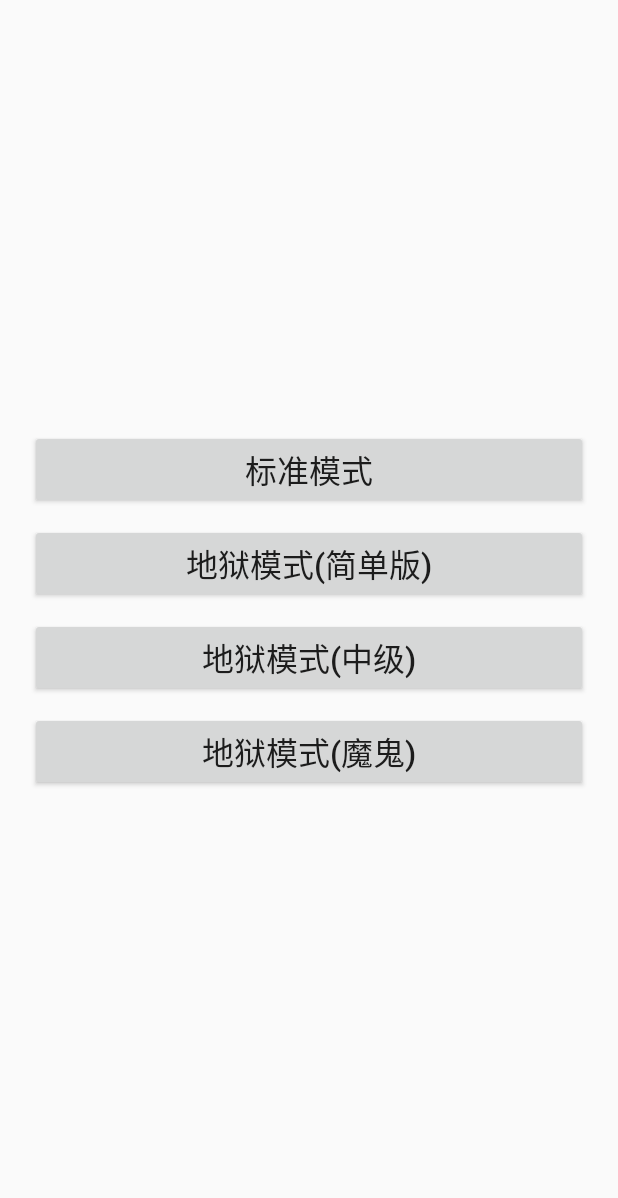
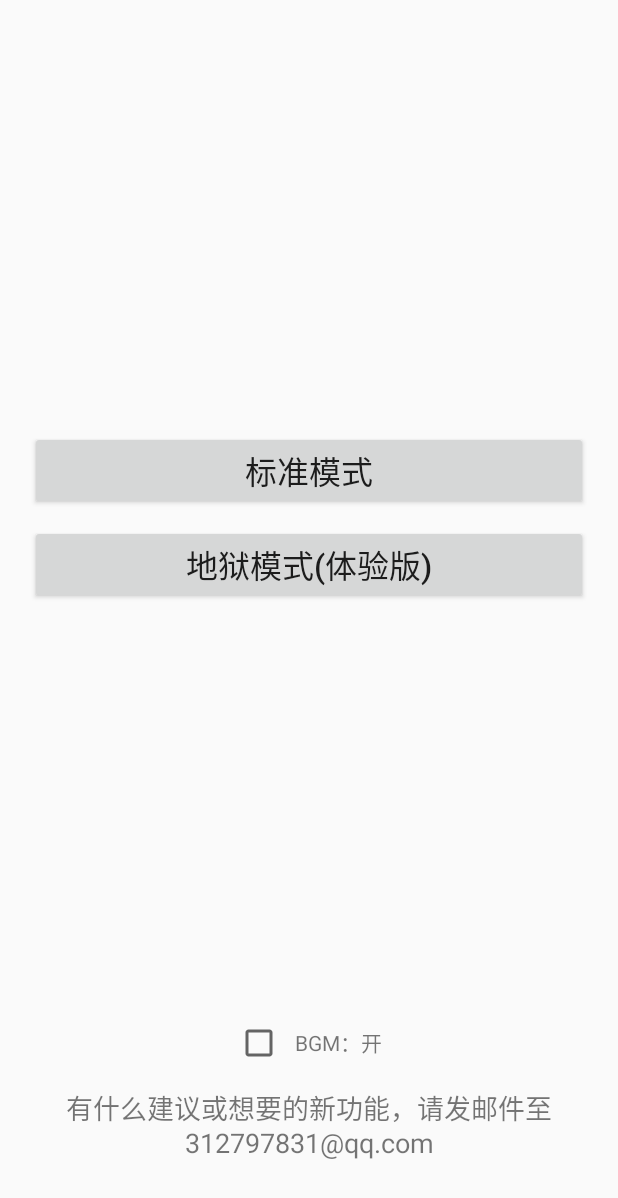
Before and after one commit to sunzhk/ColorTest, an Android app: the layout activity_mode_select.xml on its own in the app's theme, with its tools: preview values and no code run, on a phone screen of 412 x 824 dp. Shown: the top 1198 px of the screen. Run offline under Robolectric (Android 15) with nearby library versions, the phone set to English and light mode, and no system bars.

Commit message:
我也不记得做了多少优化反正就一起提交吧

```diff
--- a/app/build.gradle
+++ b/app/build.gradle
@@ -17,8 +17,8 @@ android {
         applicationId "com.sunzk.colortest"
         minSdkVersion 21
         targetSdkVersion 29
-        versionCode 12
-        versionName "2.1.0"
+        versionCode 14
+        versionName "2.3.0"
 
         testInstrumentationRunner "androidx.test.runner.AndroidJUnitRunner"
     }
--- a/app/src/main/java/com/sunzk/colortest/MainActivity.java
+++ b/app/src/main/java/com/sunzk/colortest/MainActivity.java
@@ -12,7 +12,7 @@ import com.sunzk.colortest.activity.ModeSelectActivity;
 
 import java.util.Calendar;
 
-public class MainActivity extends AppCompatActivity {
+public class MainActivity extends BaseActivity {
 
 	@Override
 	protected void onCreate(Bundle savedInstanceState) {
--- a/app/src/main/res/layout/activity_mode_select.xml
+++ b/app/src/main/res/layout/activity_mode_select.xml
@@ -26,7 +26,7 @@
 		android:gravity="center"
 		android:textSize="21sp"
 		android:layout_marginBottom="10dp"
-		android:text="地狱模式(简单版)"/>
+		android:text="地狱模式(体验版)"/>
 	<Button
 		android:id="@+id/activity_mode_select_bt_hell2"
 		android:layout_width="match_parent"
@@ -35,6 +35,7 @@
 		android:gravity="center"
 		android:textSize="21sp"
 		android:layout_marginBottom="10dp"
+		android:visibility="gone"
 		android:text="地狱模式(中级)"/>
 	<Button
 		android:id="@+id/activity_mode_select_bt_hell3"
@@ -44,6 +45,7 @@
 		android:gravity="center"
 		android:textSize="21sp"
 		android:layout_marginBottom="10dp"
+		android:visibility="gone"
 		android:text="地狱模式(魔鬼)"/>
 
 	<View
@@ -51,4 +53,34 @@
 		android:layout_height="0dp"
 		android:layout_weight="1"/>
 
+	<LinearLayout
+		android:layout_width="wrap_content"
+		android:layout_height="wrap_content"
+		android:layout_marginBottom="15dp"
+		android:gravity="center_vertical"
+		android:layout_gravity="center_horizontal">
+		<CheckBox
+			android:id="@+id/activity_mode_select_cb_bgm_switch"
+			android:layout_width="30dp"
+			android:layout_height="30dp"
+			android:layout_marginEnd="10dp"/>
+
+		<TextView
+			android:id="@+id/activity_mode_select_tv_bgm_switch"
+			android:layout_width="wrap_content"
+			android:layout_height="wrap_content"
+			android:text="@string/bgm_switch_on"/>
+
+	</LinearLayout>
+
+
+	<TextView
+		android:layout_width="match_parent"
+		android:layout_height="wrap_content"
+		android:gravity="center"
+		android:layout_marginBottom="30dp"
+		android:textSize="18sp"
+		android:text="@string/hint_send_suggestion_to_mail"
+		/>
+
 </LinearLayout>
```
Also changed, not shown: app/src/main/java/com/sunzk/colortest/BaseActivity.java (added, +60 -0 lines), app/src/main/java/com/sunzk/colortest/Runtime.java (+9 -0 lines), app/src/main/java/com/sunzk/colortest/activity/GuessColorActivity.java (+33 -7 lines), app/src/main/java/com/sunzk/colortest/activity/MockColorActivity.java (+7 -1 lines), app/src/main/java/com/sunzk/colortest/activity/ModeSelectActivity.java (+36 -24 lines), app/src/main/java/com/sunzk/colortest/utils/ColorUtils.java (+9 -4 lines), app/src/main/res/layout/activity_main.xml (+7 -6 lines), app/src/main/res/drawable/seek_fine_tuning_left.png (added), app/src/main/res/drawable/seek_fine_tuning_right.png (added), 1 other file.
